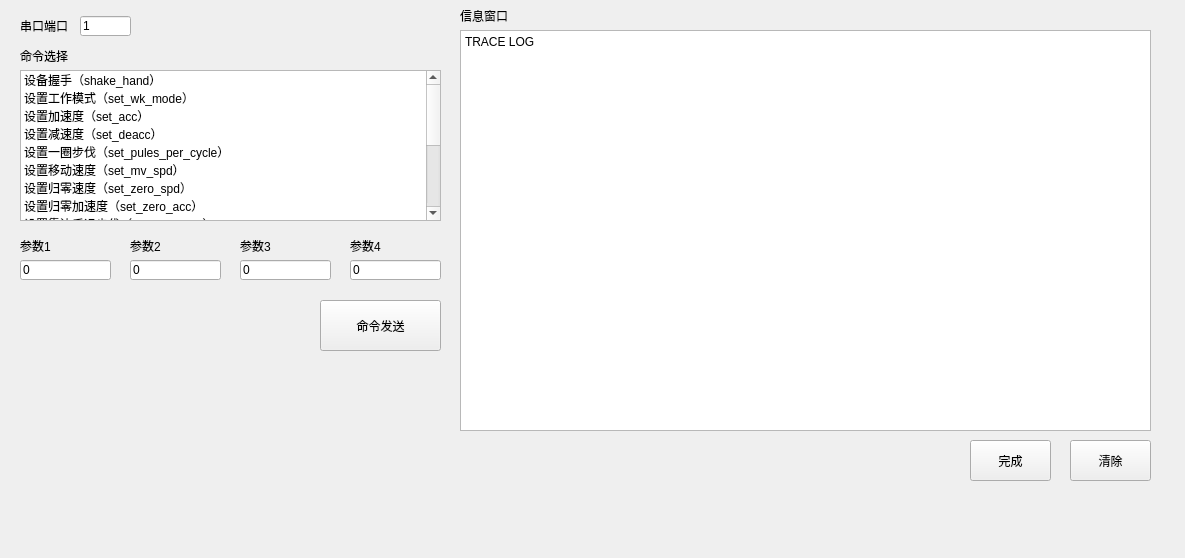
Above: cebs/form_qt/cebsMengForm.ui from Baxianxiahai/med before the change. Below: the same form after it.
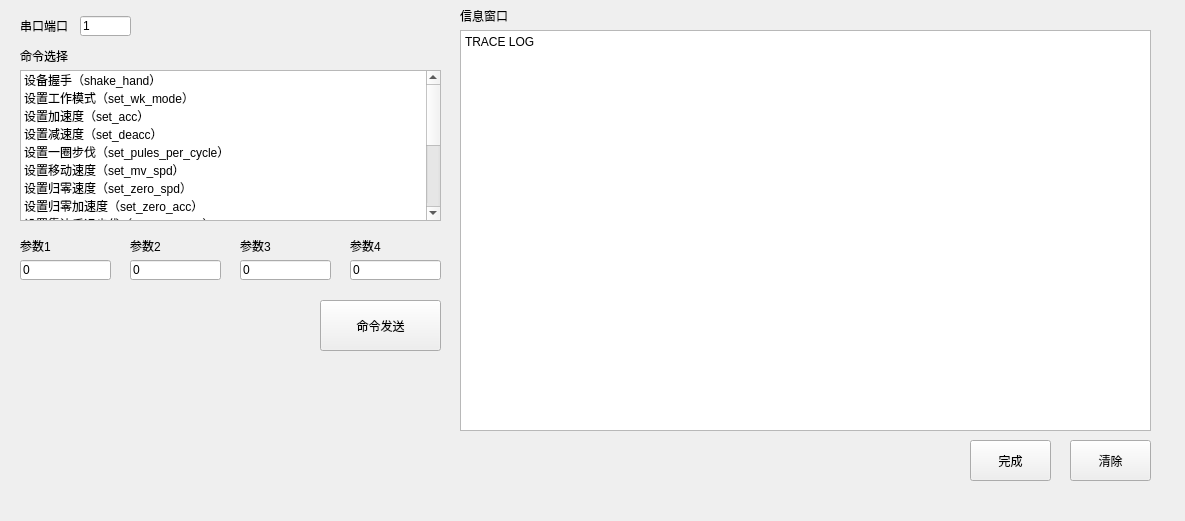
That is the form after the change.

```diff
--- a/cebs/form_qt/cebsMengForm.ui
+++ b/cebs/form_qt/cebsMengForm.ui
@@ -7,7 +7,7 @@
     <x>0</x>
     <y>0</y>
     <width>1185</width>
-    <height>558</height>
+    <height>521</height>
    </rect>
   </property>
   <property name="windowTitle">
```
Left out of the diff: 2 changed lines with no effect on the pictures.
